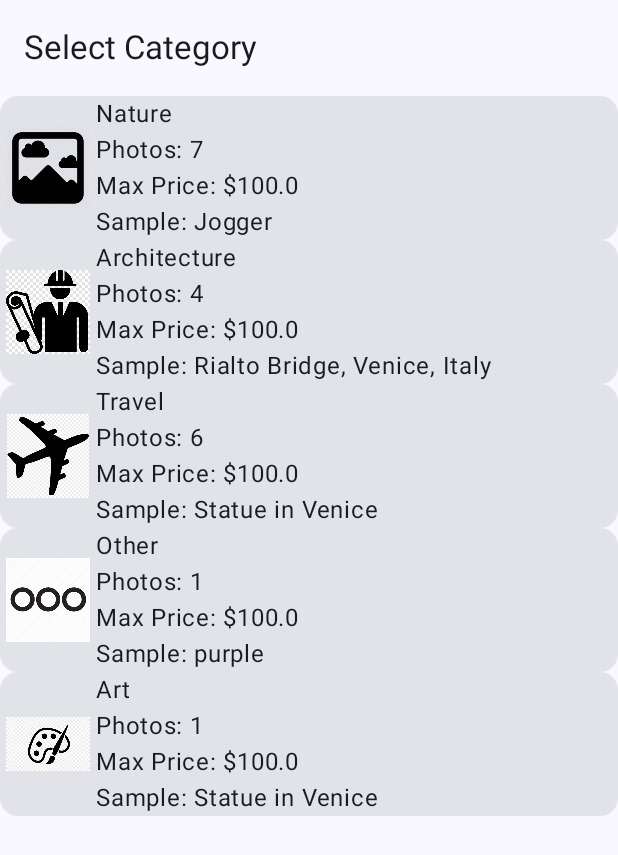
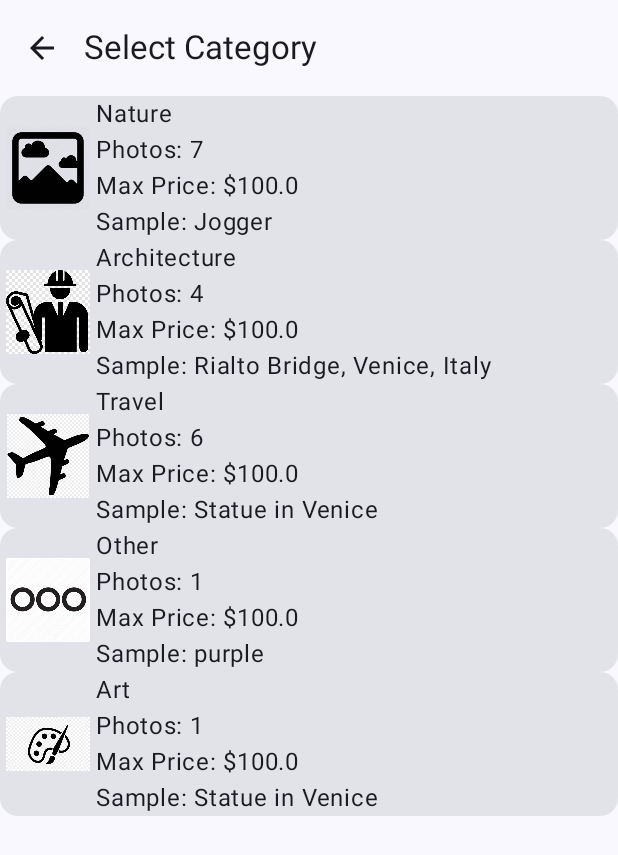
Before and after one commit to bareola/fArt, an Android app built with Jetpack Compose: the screen it shows after launch (MainActivity), after a tap on "Category", on a phone screen of 412 x 824 dp. Shown: the top 855 px of the screen. Run offline under Robolectric (Android 15) with nearby library versions, the phone set to English and light mode, and no system bars.

Commit message:
Start improving design

```diff
--- a/app/src/main/java/com/example/fart/AppNavigator.kt
+++ b/app/src/main/java/com/example/fart/AppNavigator.kt
@@ -1,59 +1,55 @@
 package com.example.fart
 
-import AppViewModel
-import SinglePhotoScreen
+import com.example.fart.data.AppViewModel
 import androidx.compose.runtime.Composable
-import androidx.navigation.NavHostController
 import androidx.navigation.compose.NavHost
 import androidx.navigation.compose.composable
 import androidx.navigation.compose.rememberNavController
-import androidx.navigation.navArgument
+import androidx.navigation.NavHostController
 
 enum class Screen(val route: String) {
-	Main("MainScreen"), Select("SelectScreen"), Photolist("PhotoScreen"), Singlephoto("SinglePhotoScreen");
-
-	fun createRoute(item: String): String {
-		return route.replace("{item}", item)
-	}
+	Main("MainScreen"),
+	Select("SelectScreen"),
+	Photolist("PhotoScreen"),
+	Singlephoto("SinglePhotoScreen"),
+	Checkout("CheckoutScreen")
 }
 
 @Composable
-fun AppNavigator(
-	viewModel: AppViewModel, navController: NavHostController = rememberNavController()
-) {
+fun AppNavigator(viewModel: AppViewModel) {
+	val navController: NavHostController = rememberNavController()
 
-	NavHost(
-		navController = navController, startDestination = Screen.Main.name
-	) {
+	NavHost(navController = navController, startDestination = Screen.Main.route) {
 
-		//Main Screen
-		composable(Screen.Main.name) {
-			MainScreen(
-				navigateToSelectScreen = { navController.navigate(Screen.Select.name) }, viewModel
-			)
+		// Main Screen
+		composable(Screen.Main.route) {
+			MainScreen(navController = navController, navigateToSelectScreen = {
+				navController.navigate(Screen.Select.route)
+			}, appViewModel = viewModel)
 		}
 
-		//Select Screen
-		composable(Screen.Select.name) {
-			SelectScreen(
-				navigateToPhotoScreen = { navController.navigate(Screen.Photolist.name) }, viewModel
-			)
+		// Select Screen
+		composable(Screen.Select.route) {
+			SelectScreen(navigateToPhotoScreen = {
+				navController.navigate(Screen.Photolist.route)
+			}, viewModel = viewModel, navController = navController)
 		}
 
-		//Photo Screen
-		composable(Screen.Photolist.name) {
-			PhotoScreen(
-				navigateToSinglePhotoScreen = { navController.navigate(Screen.Singlephoto.name) },
-				viewModel = viewModel
-			)
+		// Photo Screen
+		composable(Screen.Photolist.route) {
+			PhotoScreen(navigateToSinglePhotoScreen = {
+				navController.navigate(Screen.Singlephoto.route)
+			}, viewModel = viewModel, navController = navController)
 		}
 
-		//Single Photo Screen
-		composable(
-			Screen.Singlephoto.name) {
-			SinglePhotoScreen(
-				viewModel = viewModel
-			)
+		// Single Photo Screen
+		composable(Screen.Singlephoto.route) {
+			SinglePhotoScreen(viewModel = viewModel, navController = navController)
 		}
+		// Checkout Screen
+		composable(Screen.Checkout.route) {
+			CheckoutScreen(viewModel = viewModel, navController = navController)
+	}
+
 	}
 }
--- a/app/src/main/java/com/example/fart/MainActivity.kt
+++ b/app/src/main/java/com/example/fart/MainActivity.kt
@@ -1,6 +1,6 @@
 package com.example.fart
 
-import AppViewModel
+import com.example.fart.data.AppViewModel
 import android.os.Bundle
 import androidx.activity.ComponentActivity
 import androidx.activity.compose.setContent
--- a/app/src/main/java/com/example/fart/MainScreen.kt
+++ b/app/src/main/java/com/example/fart/MainScreen.kt
@@ -1,38 +1,59 @@
 package com.example.fart
 
-import AppViewModel
+import androidx.compose.foundation.BorderStroke
+import androidx.compose.foundation.Image
 import androidx.compose.foundation.layout.Column
 import androidx.compose.foundation.layout.Row
 import androidx.compose.foundation.layout.Spacer
+import androidx.compose.foundation.layout.aspectRatio
 import androidx.compose.foundation.layout.fillMaxWidth
 import androidx.compose.foundation.layout.height
 import androidx.compose.foundation.layout.padding
 import androidx.compose.foundation.layout.width
+import androidx.compose.material.icons.Icons
+import androidx.compose.material.icons.filled.ArrowBack
+import androidx.compose.material.icons.filled.Delete
 import androidx.compose.material3.Button
 import androidx.compose.material3.Card
 import androidx.compose.material3.ExperimentalMaterial3Api
+import androidx.compose.material3.Icon
+import androidx.compose.material3.IconButton
 import androidx.compose.material3.MaterialTheme
 import androidx.compose.material3.Text
 import androidx.compose.material3.TopAppBar
 import androidx.compose.runtime.Composable
 import androidx.compose.runtime.collectAsState
 import androidx.compose.runtime.getValue
+import androidx.compose.ui.Alignment
 import androidx.compose.ui.Modifier
+import androidx.compose.ui.graphics.Color
+import androidx.compose.ui.layout.ContentScale
 import androidx.compose.ui.platform.LocalContext
+import androidx.compose.ui.res.painterResource
 import androidx.compose.ui.res.stringResource
 import androidx.compose.ui.unit.dp
-import com.example.fart.data.Photo
+import androidx.navigation.NavController
+import com.example.fart.data.AppViewModel
+import com.example.fart.data.CartItem
 import com.example.fart.data.SelectionMode
 
 @Composable
-fun MainScreen(navigateToSelectScreen: (String) -> Unit, appViewModel: AppViewModel) {
+fun MainScreen(
+	navController: NavController,
+	navigateToSelectScreen: (String) -> Unit,
+	appViewModel: AppViewModel
+) {
 	val uiState by appViewModel.uiState.collectAsState()
 	val context = LocalContext.current
 
 	Column {
-		BasicAppBar(title = context.getString(R.string.app_name))
+		CustomAppBar(navController = navController, title = context.getString(R.string.app_name))
 		ChooseBasedOn(navigateToSelectScreen, appViewModel)
-		ShoppingCart(uiState.cart)
+		ShoppingCart(uiState.cart, removeFromCart = { cartItem ->
+			appViewModel.removeFromCart(cartItem)
+		}, onCheckout = {
+			navController.navigate(Screen.Checkout.route)
+		})
 	}
 }
 
@@ -42,7 +63,7 @@ fun ChooseBasedOn(navigateToSelectScreen: (String) -> Unit, appViewModel: AppVie
 		Text(text = stringResource(id = R.string.choose_based_on))
 		Row {
 			Button(onClick = {
-				appViewModel.updateSelection(SelectionMode.ARTIST);
+				appViewModel.updateSelection(SelectionMode.ARTIST)
 				navigateToSelectScreen(SelectionMode.ARTIST.name)
 			}) {
 				Text(text = stringResource(id = R.string.artist))
@@ -61,25 +82,85 @@ fun ChooseBasedOn(navigateToSelectScreen: (String) -> Unit, appViewModel: AppVie
 
 @OptIn(ExperimentalMaterial3Api::class)
 @Composable
-fun BasicAppBar(title: String) {
-	TopAppBar(
-		title = { Text(text = title) }, modifier = Modifier.fillMaxWidth()
-	)
+fun CustomAppBar(navController: NavController, title: String) {
+	TopAppBar(title = { Text(text = title) }, navigationIcon = {
+		if (navController.previousBackStackEntry != null) {
+			IconButton(onClick = { navController.navigateUp() }) {
+				Icon(Icons.Filled.ArrowBack, contentDescription = "Back")
+			}
+		}
+	})
 }
 
+
 @Composable
-fun ShoppingCart(cart: List<Photo>) {
-	val total = cart.sumOf { it.price }
-	Card(modifier = Modifier.padding(16.dp)) {
-		Column(modifier = Modifier.padding(16.dp)) {
-			Text(
-				text = stringResource(id = R.string.my_cart),
-				style = MaterialTheme.typography.headlineMedium
-			)
-			Spacer(modifier = Modifier.height(8.dp))
-			Text(text = "${stringResource(id = R.string.num_chosen_pics)}: ${cart.size}")
-			Spacer(modifier = Modifier.height(4.dp))
-			Text(text = "${stringResource(id = R.string.total_price)}: $total")
+fun ShoppingCart(cart: List<CartItem>, removeFromCart: (CartItem) -> Unit, onCheckout: () -> Unit) {
+	Column(modifier = Modifier.padding(16.dp)) {
+		Text(text = "Total Pictures: ${cart.size}", style = MaterialTheme.typography.bodyLarge)
+		val totalPrice = cart.sumOf { it.price }
+		Text(text = "Total Price: $$totalPrice", style = MaterialTheme.typography.bodyLarge)
+
+		Spacer(modifier = Modifier.height(16.dp))
+
+		cart.forEach { cartItem ->
+			Card(
+				modifier = Modifier
+					.fillMaxWidth()
+					.padding(vertical = 8.dp),
+				border = BorderStroke(1.dp, Color.Gray)
+			) {
+				Row(Modifier.padding(8.dp)) {
+					Image(
+						painter = painterResource(id = cartItem.photo.resourceId),
+						contentDescription = cartItem.photo.title,
+						modifier = Modifier
+							.weight(1f)
+							.aspectRatio(1f)
+							.align(Alignment.CenterVertically),
+						contentScale = ContentScale.Crop
+					)
+					Column(
+						modifier = Modifier
+							.weight(2f)
+							.padding(8.dp)
+							.align(Alignment.CenterVertically)
+					) {
+						Text(
+							text = cartItem.photo.title, style = MaterialTheme.typography.bodyLarge
+						)
+						Text(
+							text = "Size: ${cartItem.size.name}",
+							style = MaterialTheme.typography.bodySmall
+						)
+						Text(
+							text = "Frame: ${cartItem.frame.type}",
+							style = MaterialTheme.typography.bodySmall
+						)
+						Text(
+							text = "Width: ${cartItem.frameWidth.size}",
+							style = MaterialTheme.typography.bodySmall
+						)
+						Text(
+							text = "Price: $${cartItem.price}",
+							style = MaterialTheme.typography.bodySmall
+						)
+					}
+					IconButton(
+						onClick = { removeFromCart(cartItem) }, modifier = Modifier
+					) {
+						Icon(Icons.Default.Delete, contentDescription = "Remove")
+					}
+				}
+			}
+		}
+
+		Spacer(modifier = Modifier.height(16.dp))
+
+		// Checkout button
+		Button(
+			onClick = onCheckout, modifier = Modifier.fillMaxWidth()
+		) {
+			Text("Checkout")
 		}
 	}
 }
--- a/app/src/main/java/com/example/fart/SelectScreen.kt
+++ b/app/src/main/java/com/example/fart/SelectScreen.kt
@@ -1,6 +1,6 @@
 package com.example.fart
 
-import AppViewModel
+import com.example.fart.data.AppViewModel
 import androidx.compose.foundation.Image
 import androidx.compose.foundation.clickable
 import androidx.compose.foundation.layout.Column
@@ -19,6 +19,7 @@ import androidx.compose.ui.Alignment
 import androidx.compose.ui.Modifier
 import androidx.compose.ui.res.painterResource
 import androidx.compose.ui.unit.dp
+import androidx.navigation.NavController
 import com.example.fart.data.AppUiState
 import com.example.fart.data.ListItem
 import com.example.fart.data.SelectionMode
@@ -79,10 +80,10 @@ fun SelectList(
 
 
 @Composable
-fun SelectScreen(navigateToPhotoScreen: (String) -> Unit, viewModel: AppViewModel) {
+fun SelectScreen(navigateToPhotoScreen: (String) -> Unit, viewModel: AppViewModel, navController: NavController) {
 	val uiState by viewModel.uiState.collectAsState()
 	Scaffold(topBar = {
-		BasicAppBar(title = getSelectScreenTitle(uiState.selectionMode))
+		CustomAppBar(title = getSelectScreenTitle(uiState.selectionMode), navController = navController)
 	}, content = { paddingValues ->
 		SelectList(
 			items = getItemsForSelectionMode(uiState), onItemSelect = { selectedItem ->
--- a/app/src/main/java/com/example/fart/data/AppUiState.kt
+++ b/app/src/main/java/com/example/fart/data/AppUiState.kt
@@ -1,4 +1,6 @@
 package com.example.fart.data
+
+import androidx.compose.runtime.mutableStateListOf
 
 enum class SelectionMode {
 	ARTIST, CATEGORY, NONE
@@ -12,7 +14,7 @@ data class AppUiState(
 	val selectedItems: List<Photo> = emptyList(),
 	val selectedArtist: String = "",
 	val selectedCategory: String = "",
-	val cart: List<Photo> = emptyList(),
+	var cart: List<CartItem> = mutableStateListOf(),
 	var selectionMode: SelectionMode = SelectionMode.NONE,
 	var selectedItem: Photo = Photo(0, "", 0, emptyList(), 0.0),
 	val selectedSize: Size = Size.MEDIUM,
```
Also changed, not shown: app/src/main/java/com/example/fart/CheckoutScreen.kt (added, +88 -0 lines), app/src/main/java/com/example/fart/PhotoScreen.kt (+4 -3 lines), app/src/main/java/com/example/fart/SinglePhotoScreen.kt (+57 -49 lines), app/src/main/java/com/example/fart/data/AppViewModel.kt (+22 -27 lines), app/src/main/java/com/example/fart/data/DataSource.kt (+9 -39 lines).
